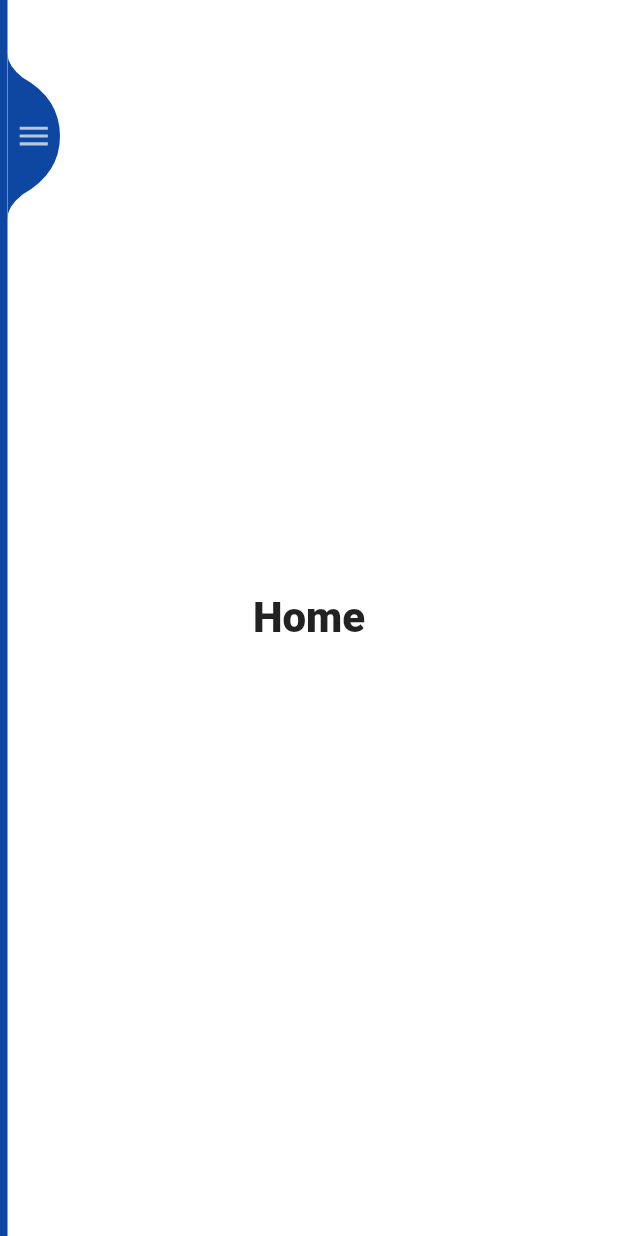
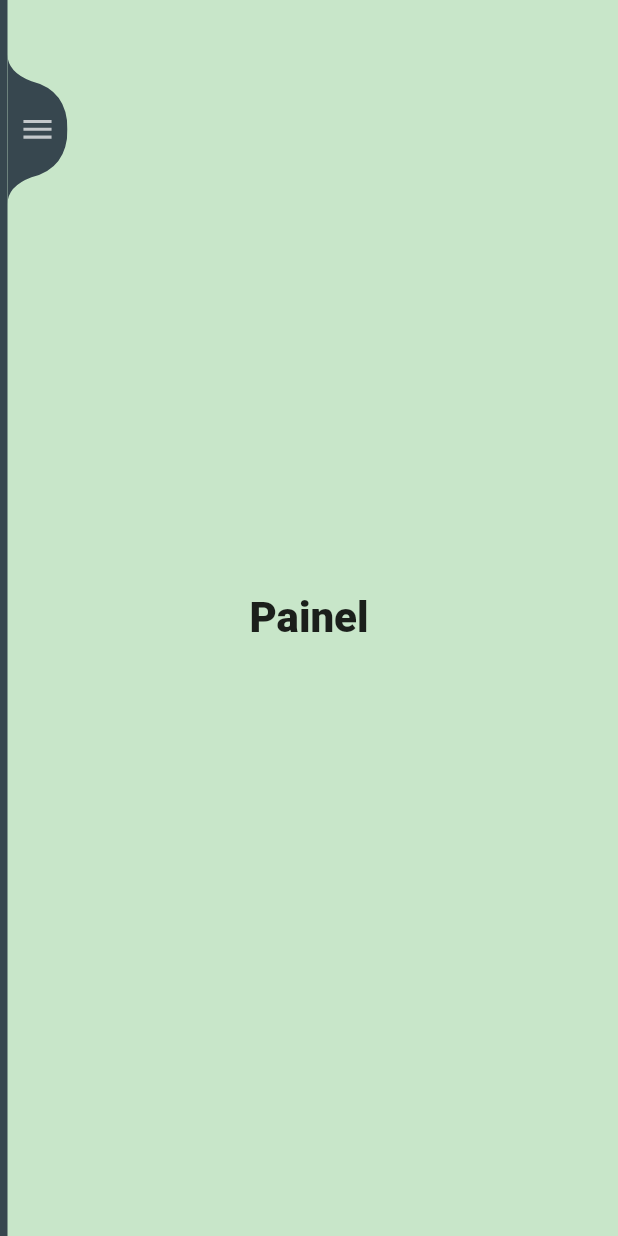
Before and after one commit to rodneytk/flutter_sidebar_animation_navigation, a Flutter app: the screen it shows after launch, on a phone screen of 412 x 824 dp. Run offline on Flutter 3.47's test engine with Material 2 defaults, Android fonts, the phone set to English and light mode, and no system bars; our stand-ins replace bloc, flutter_bloc, rxdart.

Commit message:
Definido tema do app e subistituído as paginas do exemplo e adicionado novas paginas de acordo com a necessidade do treinamento

```diff
--- a/lib/bloc.navigation_bloc/navigation_bloc.dart
+++ b/lib/bloc.navigation_bloc/navigation_bloc.dart
@@ -1,31 +1,41 @@
 import 'package:bloc/bloc.dart';
-import 'package:flutter_sidebar_animation_navigation/pages/home_page.dart';
-import 'package:flutter_sidebar_animation_navigation/pages/my_account_page.dart';
-import 'package:flutter_sidebar_animation_navigation/pages/my_orders_page.dart';
+import 'package:flutter_sidebar_animation_navigation/pages/enderecos_page.dart';
+import 'package:flutter_sidebar_animation_navigation/pages/painel_page.dart';
+import 'package:flutter_sidebar_animation_navigation/pages/pedidos_page.dart';
+import 'package:flutter_sidebar_animation_navigation/pages/downloads_page.dart';
+import 'package:flutter_sidebar_animation_navigation/pages/sua_conta_page.dart';
 
 enum NavigationEvents {
-  HomePageClickedEvent,
-  MyAccountClickedEvent,
-  MyOrdersClickedEvent,
+  PainelPageClickedEvent,
+  PedidosClickedEvent,
+  DownloadsClickedEvent,
+  EnderecosClickedEvent,
+  SuaContaClickedEvent,
 }
 
 abstract class NavigationStates {}
 
 class NavigationBloc extends Bloc<NavigationEvents, NavigationStates> {
   @override
-  NavigationStates get initialState => HomePage();
+  NavigationStates get initialState => PainelPage();
 
   @override
   Stream<NavigationStates> mapEventToState(NavigationEvents event) async* {
     switch (event) {
-      case NavigationEvents.HomePageClickedEvent:
-        yield HomePage();
+      case NavigationEvents.PainelPageClickedEvent:
+        yield PainelPage();
         break;
-      case NavigationEvents.MyAccountClickedEvent:
-        yield MyAccountPage();
+      case NavigationEvents.PedidosClickedEvent:
+        yield PedidosPage();
         break;
-      case NavigationEvents.MyOrdersClickedEvent:
-        yield MyOrdersPage();
+      case NavigationEvents.DownloadsClickedEvent:
+        yield DownloadsPage();
+        break;
+      case NavigationEvents.EnderecosClickedEvent:
+        yield EnderecosPage();
+        break;
+      case NavigationEvents.SuaContaClickedEvent:
+        yield SuaContaPage();
         break;
     }
   }
--- a/lib/main.dart
+++ b/lib/main.dart
@@ -1,5 +1,6 @@
 import 'package:flutter/material.dart';
 import 'package:flutter_sidebar_animation_navigation/sidebar/sidebar_layout.dart';
+import 'package:flutter_sidebar_animation_navigation/theme.dart';
 
 void main() {
   runApp(MyApp());
@@ -10,10 +11,10 @@ class MyApp extends StatelessWidget {
   Widget build(BuildContext context) {
     return MaterialApp(
       debugShowCheckedModeBanner: false,
-      title: 'Flutter Demo',
+      title: 'Sidebar Animation & Navigation Demo',
       theme: ThemeData(
-        scaffoldBackgroundColor: Colors.white,
-        primaryColor: Colors.white,
+        scaffoldBackgroundColor: backgroundColor,
+        primaryColor: primaryColor,
       ),
       home: SidebarLayout(),
     );
--- a/lib/pages/my_account_page.dart
+++ b/lib/pages/downloads_page.dart
@@ -1,13 +1,13 @@
 import 'package:flutter/material.dart';
 import 'package:flutter_sidebar_animation_navigation/bloc.navigation_bloc/navigation_bloc.dart';
 
-class MyAccountPage extends StatelessWidget with NavigationStates {
+class DownloadsPage extends StatelessWidget with NavigationStates {
   @override
   Widget build(BuildContext context) {
     return Center(
       child: Container(
         child: Text(
-          'My Account',
+          'Downloads',
           style: TextStyle(
             fontWeight: FontWeight.w900,
             fontSize: 28,
--- /dev/null
+++ b/lib/pages/painel_page.dart
@@ -0,0 +1,19 @@
+import 'package:flutter/material.dart';
+import 'package:flutter_sidebar_animation_navigation/bloc.navigation_bloc/navigation_bloc.dart';
+
+class PainelPage extends StatelessWidget with NavigationStates {
+  @override
+  Widget build(BuildContext context) {
+    return Center(
+      child: Container(
+        child: Text(
+          'Painel',
+          style: TextStyle(
+            fontWeight: FontWeight.w900,
+            fontSize: 28,
+          ),
+        ),
+      ),
+    );
+  }
+}
--- a/lib/pages/home_page.dart
+++ b/lib/pages/pedidos_page.dart
@@ -1,13 +1,13 @@
 import 'package:flutter/material.dart';
 import 'package:flutter_sidebar_animation_navigation/bloc.navigation_bloc/navigation_bloc.dart';
 
-class HomePage extends StatelessWidget with NavigationStates {
+class PedidosPage extends StatelessWidget with NavigationStates {
   @override
   Widget build(BuildContext context) {
     return Center(
       child: Container(
         child: Text(
-          'Home',
+          'Pedidos',
           style: TextStyle(
             fontWeight: FontWeight.w900,
             fontSize: 28,
--- a/lib/pages/my_orders_page.dart
+++ b/lib/pages/sua_conta_page.dart
@@ -1,13 +1,13 @@
 import 'package:flutter/material.dart';
 import 'package:flutter_sidebar_animation_navigation/bloc.navigation_bloc/navigation_bloc.dart';
 
-class MyOrdersPage extends StatelessWidget with NavigationStates {
+class SuaContaPage extends StatelessWidget with NavigationStates {
   @override
   Widget build(BuildContext context) {
     return Center(
       child: Container(
         child: Text(
-          'My Orders',
+          'Sua Conta',
           style: TextStyle(
             fontWeight: FontWeight.w900,
             fontSize: 28,
--- a/lib/sidebar/sidebar.dart
+++ b/lib/sidebar/sidebar.dart
@@ -2,8 +2,9 @@ import 'dart:async';
 import 'package:flutter/material.dart';
 import 'package:flutter_bloc/flutter_bloc.dart';
 import 'package:flutter_sidebar_animation_navigation/bloc.navigation_bloc/navigation_bloc.dart';
-import 'package:flutter_sidebar_animation_navigation/sidebar/sidebar_items.dart';
+import 'package:flutter_sidebar_animation_navigation/sidebar/sidebar_item.dart';
 import 'package:flutter_sidebar_animation_navigation/sidebar/sidebar_menu_clipper.dart';
+import 'package:flutter_sidebar_animation_navigation/theme.dart';
 import 'package:rxdart/rxdart.dart';
 
 class Sidebar extends StatefulWidget {
@@ -13,7 +14,6 @@ class Sidebar extends StatefulWidget {
 
 class _SidebarState extends State<Sidebar>
     with SingleTickerProviderStateMixin<Sidebar> {
-  final double switchButtonWidth = 35;
   final _animationDuration = const Duration(milliseconds: 300);
   AnimationController _animationController;
   StreamController<bool> isSidebarOpenedStreamController;
@@ -55,7 +55,9 @@ class _SidebarState extends State<Sidebar>
 
   @override
   Widget build(BuildContext context) {
-    final screenWidth = MediaQuery.of(context).size.width;
+    final double screenWidth = MediaQuery.of(context).size.width;
+    final double switchButtonWidth = 40;
+    final double switchButtonHeight = 100;
 
     return StreamBuilder<bool>(
         initialData: false,
@@ -74,90 +76,102 @@ class _SidebarState extends State<Sidebar>
                 Expanded(
                   child: Container(
                     padding: EdgeInsets.symmetric(
-                      horizontal: 20,
+                      horizontal: 10,
                     ),
-                    color: Colors.blue.shade900,
+                    color: sidebarBackgroundColor,
                     child: Column(
                       children: <Widget>[
                         SizedBox(
-                          height: 100,
+                          height: 67,
                         ),
                         ListTile(
+                          contentPadding: EdgeInsets.symmetric(
+                            horizontal: 0,
+                          ),
                           title: Text(
                             'Nome do Cliente',
-                            style: TextStyle(
-                              color: Colors.white,
-                              fontSize: 29,
-                              fontWeight: FontWeight.w800,
-                            ),
+                            style: sidebarUserTitleTextStyle,
                           ),
                           subtitle: Text(
                             'email.do.cliente@localhost.com.br',
-                            style: TextStyle(
-                              color: Colors.white.withOpacity(0.5),
-                              fontSize: 14,
-                            ),
+                            style: sidebarUserSubtitleTextStyle,
                           ),
                           leading: CircleAvatar(
                             child: Icon(
                               Icons.face,
-                              color: Colors.white70,
+                              size: 40,
                             ),
                             radius: 40,
+                            backgroundColor: primaryColor,
+                            foregroundColor: sidebarBackgroundColor,
                           ),
                         ),
                         Divider(
-                          height: 64,
+                          height: 32,
                           thickness: 0.5,
-                          color: Colors.white.withOpacity(0.5),
+                          color: secondTextColor,
                           indent: 32,
                           endIndent: 32,
                         ),
-                        SidebarItems(
-                          icon: Icons.home,
-                          title: 'Home',
+                        SidebarItem(
+                          icon: Icons.insert_chart,
+                          title: 'Painel',
                           onTap: () {
                             onIconPressed();
                             BlocProvider.of<NavigationBloc>(context)
-                                .add(NavigationEvents.HomePageClickedEvent);
+                                .add(NavigationEvents.PainelPageClickedEvent);
                           },
                         ),
-                        SidebarItems(
-                          icon: Icons.account_box,
-                          title: 'My Account',
+                        SidebarItem(
+                          icon: Icons.shopping_bag,
+                          title: 'Pedidos',
                           onTap: () {
                             onIconPressed();
                             BlocProvider.of<NavigationBloc>(context)
-                                .add(NavigationEvents.MyAccountClickedEvent);
+                                .add(NavigationEvents.PedidosClickedEvent);
                           },
                         ),
-                        SidebarItems(
-                          icon: Icons.shopping_bag,
-                          title: 'My Orders',
+                        SidebarItem(
+                          icon: Icons.download_sharp,
+                          title: 'Downloads',
                           onTap: () {
                             onIconPressed();
                             BlocProvider.of<NavigationBloc>(context)
-                                .add(NavigationEvents.MyOrdersClickedEvent);
+                                .add(NavigationEvents.DownloadsClickedEvent);
                           },
                         ),
-                        SidebarItems(
-                          icon: Icons.card_giftcard,
-                          title: 'Wishlist',
+                        SidebarItem(
+                          icon: Icons.room,
+                          title: 'Endereços',
+                          onTap: () {
+                            onIconPressed();
+                            BlocProvider.of<NavigationBloc>(context)
+                                .add(NavigationEvents.EnderecosClickedEvent);
+                          },
+                        ),
+                        SidebarItem(
+                          icon: Icons.account_box,
+                          title: 'Sua conta',
+                          onTap: () {
+                            onIconPressed();
+                            BlocProvider.of<NavigationBloc>(context)
+                                .add(NavigationEvents.SuaContaClickedEvent);
+                          },
                         ),
                         Divider(
-                          height: 64,
+                          height: 32,
                           thickness: 0.5,
-                          color: Colors.white.withOpacity(0.5),
+                          color: secondTextColor,
                           indent: 32,
                           endIndent: 32,
                         ),
-                        SidebarItems(
+                        SidebarItem(
                           icon: Icons.settings,
-                          title: 'Settings',
+                          title: 'Configurações',
                         ),
-                        SidebarItems(
+                        SidebarItem(
                           icon: Icons.exit_to_app,
-                          title: 'Logout',
+                          title: 'Sair',
                         ),
                       ],
                     ),
@@ -173,13 +187,13 @@ class _SidebarState extends State<Sidebar>
                       clipper: SidebarMenuClipper(),
                       child: Container(
                         width: switchButtonWidth,
-                        height: 110,
-                        color: Colors.blue.shade900,
+                        height: switchButtonHeight,
+                        color: sidebarBackgroundColor,
                         alignment: Alignment.center,
                         child: AnimatedIcon(
                           icon: AnimatedIcons.menu_close,
                           progress: _animationController.view,
-                          color: Colors.white70,
+                          color: primaryTextColor,
                           size: 25,
                         ),
                       ),
--- a/lib/sidebar/sidebar_menu_clipper.dart
+++ b/lib/sidebar/sidebar_menu_clipper.dart
@@ -1,20 +1,28 @@
 import 'package:flutter/material.dart';
+import 'package:flutter_sidebar_animation_navigation/theme.dart';
 
 class SidebarMenuClipper extends CustomClipper<Path> {
   @override
   Path getClip(Size size) {
     Paint paint = Paint();
-    paint.color = Colors.white;
+    paint.color = sidebarBackgroundColor;
 
-    final width = size.width;
-    final height = size.height;
+    final double width = size.width;
+    final double height = size.height;
+    final double halfHeight = height / 2;
+    final double baseY1 = 12;
+    final double baseY1ofMiddle = 26;
+    final double baseX2 = 16;
+    final double baseY2 = 18;
 
     Path path = Path();
     path.moveTo(0, 0);
-    path.quadraticBezierTo(0, 8, 10, 16);
-    path.quadraticBezierTo(width, height / 2 - 25, width, height / 2);
-    path.quadraticBezierTo(width, height / 2 + 25, 10, height - 16);
-    path.quadraticBezierTo(0, height - 8, 0, height);
+    path.quadraticBezierTo(0, baseY1, baseX2, baseY2);
+    path.quadraticBezierTo(
+        width, halfHeight - baseY1ofMiddle, width, halfHeight);
+    path.quadraticBezierTo(
+        width, halfHeight + baseY1ofMiddle, baseX2, height - baseY2);
+    path.quadraticBezierTo(0, height - baseY1, 0, height);
     path.close();
 
     return path;
--- /dev/null
+++ b/lib/theme.dart
@@ -0,0 +1,25 @@
+import 'package:flutter/material.dart';
+
+Color backgroundColor = Colors.green.shade100;
+Color primaryColor = Colors.green.shade100;
+Color secondColor = Colors.white70;
+
+Color primaryTextColor = Colors.white70;
+Color secondTextColor = Colors.white30;
+
+Color sidebarBackgroundColor = Colors.blueGrey.shade800;
+
+TextStyle sidebarItemDefaultTextStyle = TextStyle(
+  fontWeight: FontWeight.w300,
+  fontSize: 26.0,
+  color: primaryTextColor,
+);
+TextStyle sidebarUserTitleTextStyle = TextStyle(
+  color: primaryTextColor,
+  fontSize: 29,
+  fontWeight: FontWeight.w800,
+);
+TextStyle sidebarUserSubtitleTextStyle = TextStyle(
+  color: secondTextColor,
+  fontSize: 14,
+);
```
Also changed, not shown: lib/pages/enderecos_page.dart (added, +19 -0 lines), lib/sidebar/sidebar_item.dart (renamed from lib/sidebar/sidebar_items.dart, +8 -12 lines).
